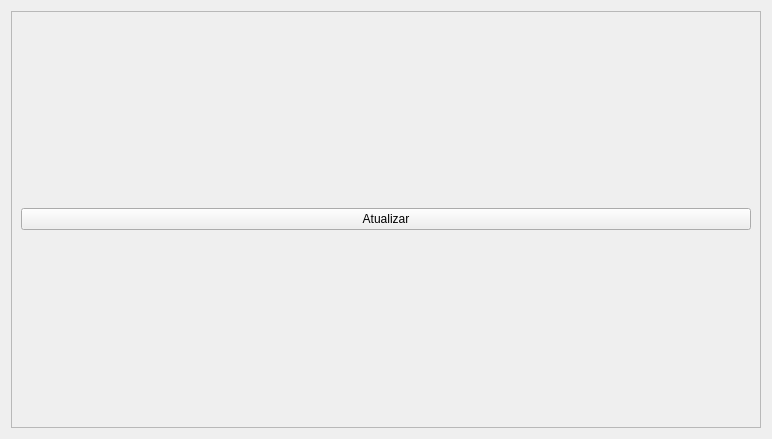
Old version of the form ui/widgetestoquepeso.ui in the repository darktorres/ERP-STACCATO.
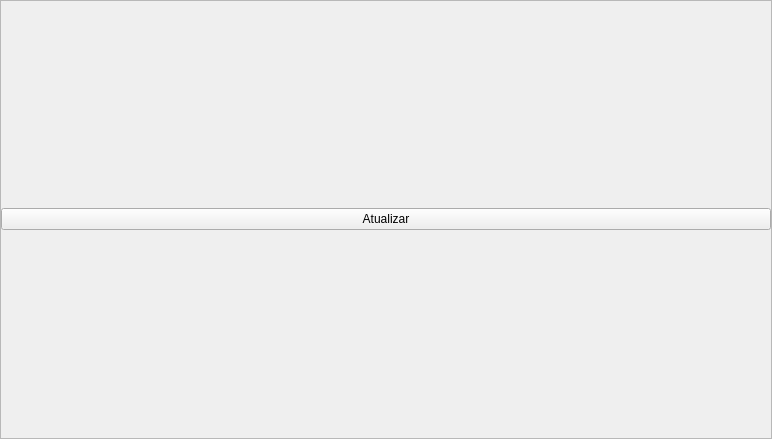
New version of the form.

```diff
--- a/ui/widgetestoquepeso.ui
+++ b/ui/widgetestoquepeso.ui
@@ -14,11 +14,22 @@
    <string>Form</string>
   </property>
   <layout class="QGridLayout" name="gridLayout">
+   <property name="leftMargin">
+    <number>0</number>
+   </property>
+   <property name="topMargin">
+    <number>0</number>
+   </property>
+   <property name="rightMargin">
+    <number>0</number>
+   </property>
+   <property name="bottomMargin">
+    <number>0</number>
+   </property>
+   <property name="spacing">
+    <number>0</number>
+   </property>
    <item row="0" column="0">
-    <widget class="QSplitter" name="splitter">
-     <property name="orientation">
-      <enum>Qt::Vertical</enum>
-     </property>
      <widget class="QFrame" name="frame">
       <property name="frameShape">
        <enum>QFrame::StyledPanel</enum>
@@ -27,6 +38,18 @@
        <enum>QFrame::Raised</enum>
       </property>
       <layout class="QGridLayout" name="gridLayout_2">
+      <property name="leftMargin">
+       <number>0</number>
+      </property>
+      <property name="topMargin">
+       <number>0</number>
+      </property>
+      <property name="rightMargin">
+       <number>0</number>
+      </property>
+      <property name="bottomMargin">
+       <number>0</number>
+      </property>
        <item row="0" column="0">
         <widget class="QPushButton" name="pushButtonAtualizar">
          <property name="text">
@@ -35,7 +58,6 @@
         </widget>
        </item>
       </layout>
-     </widget>
     </widget>
    </item>
   </layout>
```
Lines whose indentation alone changed are shown as unchanged.
